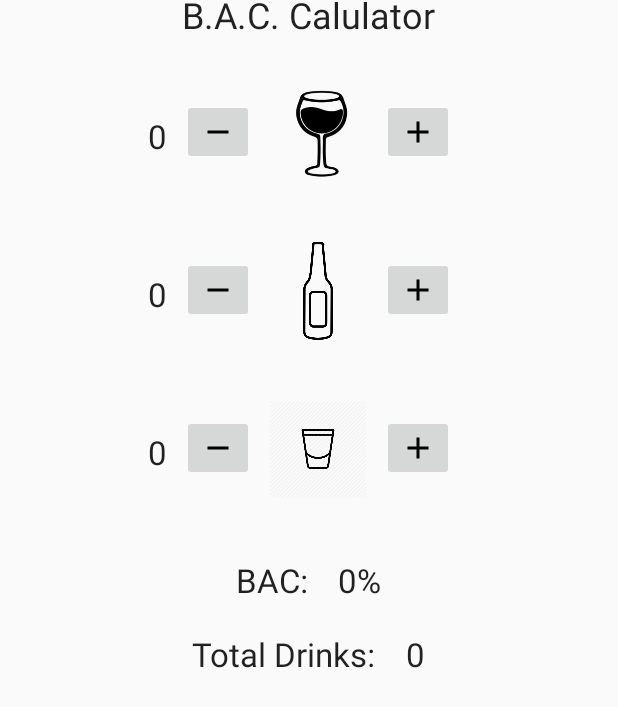
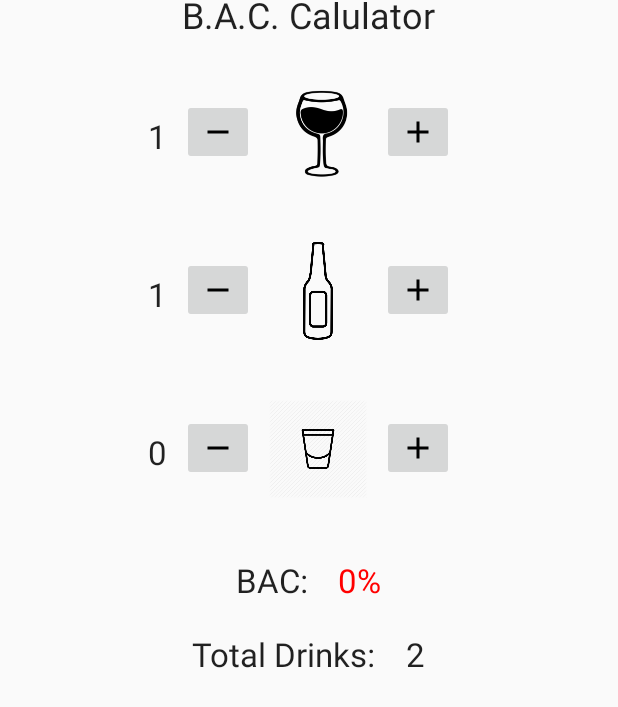
Before and after one commit to walshmryan/591-Group-Project, an Android app: the fragment BacActivity placed in its activity, in the side drawer, after a tap on "BAC Calculator", on a phone screen of 412 x 824 dp. Shown: the part 328-1035 px from the top of the screen. Run offline under Robolectric (Android 15) with nearby library versions, the phone set to English and light mode, and no system bars; our stand-ins replace Firebase (no records; nobody signed in at launch, a user with empty details on screens opened directly); pictures from the network do not load; 9 statements that could not run were skipped.

Commit message:
BAC stuff and layout

```diff
--- a/GotYourBAC/src/main/java/com/undergrads/ryan/BacActivity.java
+++ b/GotYourBAC/src/main/java/com/undergrads/ryan/BacActivity.java
@@ -21,6 +21,7 @@ import com.google.firebase.database.ValueEventListener;
 
 import java.text.DecimalFormat;
 import java.util.Date;
+import com.undergrads.ryan.CalculateBAC;
 
 /**
  * Calculate the blood alcohol content
@@ -52,6 +53,8 @@ public class BacActivity extends Fragment{
     private int weight;
     private final int FEMALE = 1;
     private final int MALE = 0;
+    private double bac = 0.0;
+    DecimalFormat dcmFormatter = new DecimalFormat("0.##");
 
     @Override
     public View onCreateView(LayoutInflater inflater, ViewGroup container, Bundle savedInstanceState) {
@@ -76,14 +79,17 @@ public class BacActivity extends Fragment{
         hardCounter = (TextView) v.findViewById(R.id.hardCounter);
 
         // initialize to zero on creation, check DB after if entries in there
-        totalHard = 0;
-        totalWine = 0;
-        totalBeer = 0;
-        total = 0;
+//        totalHard = 0;
+//        totalWine = 0;
+//        totalBeer = 0;
+//        total = 0;
 
+
+
+//        int[] weightAndGender = CalculateBAC.getWeightAndGender();
+//        weight = weightAndGender[0];
+//        gender = weightAndGender[1];
         final String uId = getUid(); //get current user id
-
-        // access the database and get the users sex and weight
         FirebaseDatabase.getInstance().getReference().child("users").child(uId)
                 .addListenerForSingleValueEvent(new ValueEventListener() {
                     // this value won't change so we are just going to listen for a single value event
@@ -111,17 +117,17 @@ public class BacActivity extends Fragment{
                                         Drinks drinkInfo = dataSnapshot.getValue(Drinks.class);
                                         //check to see if there are any entries, if not go with defaults
                                         // only count drink info if within a 12 hour time span
-                                        if(drinkInfo != null && !dateExpired(drinkInfo.getTimestamp(), 1)) {
-                                            totalHard = drinkInfo.getTotalHard();
-                                            totalWine = drinkInfo.getTotalWine();
-                                            totalBeer = drinkInfo.getTotalBeer();
-                                            setTotal();
+                                        if(drinkInfo != null && !CalculateBAC.dateExpired(drinkInfo.getTimestamp(), 1)) {
+                                            CalculateBAC.totalHard = drinkInfo.getTotalHard();
+                                            CalculateBAC.totalWine = drinkInfo.getTotalWine();
+                                            CalculateBAC.totalBeer = drinkInfo.getTotalBeer();
+                                            CalculateBAC.setTotal();
+                                            setViews();
+
 
                                             // set number of drinks here in case we loaded some from DB and set BAC
-                                            txtNumDrinks.setText(String.valueOf(getTotal()));
                                             Log.i("BAC", weight + "");
                                             Log.i("BAC", gender + "");
-                                            calculateBAC(weight, gender);
                                         }
                                     }
 
@@ -138,138 +144,123 @@ public class BacActivity extends Fragment{
                     }
                 });
 
+//        setViews();
+//        txtNumDrinks.setText(String.valueOf(CalculateBAC.getTotal()));
+//
+//
+//        bac = CalculateBAC.calculateBAC(weight, gender);
+//        txtBAC.setText(dcmFormatter.format(bac) + "%");
+//        setBACtxtColor(bac);
+
+
+
+
+
+
+
+
+
 
         // clicking + or - causes BAC and drink totals to be reset
         // if a categeory has 0 drinks pressing - will not do anything
         btnWineMinus.setOnClickListener(new OnClickListener() {
             @Override
             public void onClick(View v) {
-                if (totalWine - 1  >= 0){
-                    totalWine--;
-                    setTotal();
-                    calculateBAC(weight,gender);
+                if (CalculateBAC.totalWine - 1  >= 0){
+                    CalculateBAC.totalWine--;
+                    updateDrinkData();
+                    CalculateBAC.setTotal();
+                    setViews();
+                    bac = CalculateBAC.calculateBAC(weight,gender);
+                    txtBAC.setText(dcmFormatter.format(bac) + "%");
+                    setBACtxtColor(bac);
                 }
         }});
         btnWinePlus.setOnClickListener(new OnClickListener() {
             @Override
             public void onClick(View v) {
-                totalWine += 1;
-                setTotal();
-                calculateBAC(weight,gender);
+                CalculateBAC.totalWine += 1;
+                updateDrinkData();
+                CalculateBAC.setTotal();
+                setViews();
+                bac = CalculateBAC.calculateBAC(weight,gender);
+                txtBAC.setText(dcmFormatter.format(bac) + "%");
+                setBACtxtColor(bac);
             }});
 
         btnHardAlcoholMinus.setOnClickListener(new OnClickListener() {
             @Override
             public void onClick(View v) {
-                if (totalHard - 1  >= 0){
-                    totalHard--;
-                    setTotal();
-                    calculateBAC(weight,gender);
+                if (CalculateBAC.totalHard - 1  >= 0){
+                    CalculateBAC.totalHard--;
+                    updateDrinkData();
+                    CalculateBAC.setTotal();
+                    setViews();
+                    bac = CalculateBAC.calculateBAC(weight,gender);
+                    txtBAC.setText(dcmFormatter.format(bac) + "%");
+                    setBACtxtColor(bac);
                 }
             }});
         btnHardAlcoholPlus.setOnClickListener(new OnClickListener() {
             @Override
             public void onClick(View v) {
-                totalHard += 1;
-                setTotal();
-                calculateBAC(weight,gender);
+                CalculateBAC.totalHard += 1;
+                updateDrinkData();
+                CalculateBAC.setTotal();
+                setViews();
+                bac = CalculateBAC.calculateBAC(weight,gender);
+                txtBAC.setText(dcmFormatter.format(bac) + "%");
+                setBACtxtColor(bac);
             }});
 
         btnBeerMinus.setOnClickListener(new OnClickListener() {
             @Override
             public void onClick(View v) {
-                if (totalBeer - 1  >= 0){
-                    totalBeer--;
-                    setTotal();
-                    calculateBAC(weight,gender);
+                if (CalculateBAC.totalBeer - 1  >= 0){
+                    CalculateBAC.totalBeer--;
+                    updateDrinkData();
+                    CalculateBAC.setTotal();
+                    setViews();
+                    bac = CalculateBAC.calculateBAC(weight,gender);
+                    txtBAC.setText(dcmFormatter.format(bac) + "%");
+                    setBACtxtColor(bac);
                 }
             }});
         btnBeerPlus.setOnClickListener(new OnClickListener() {
             @Override
             public void onClick(View v) {
-                totalBeer+=1;
-                setTotal();
-                calculateBAC(weight,gender);
+                CalculateBAC.totalBeer+=1;
+                updateDrinkData();
+                CalculateBAC.setTotal();
+                setViews();
+                bac = CalculateBAC.calculateBAC(weight,gender);
+                txtBAC.setText(dcmFormatter.format(bac) + "%");
+                setBACtxtColor(bac);
             }});
+        setViews();
+        txtNumDrinks.setText(String.valueOf(CalculateBAC.getTotal()));
+
+
+        bac = CalculateBAC.calculateBAC(weight, gender);
+        txtBAC.setText(dcmFormatter.format(bac) + "%");
+        setBACtxtColor(bac);
 
         return v;
     }
 
 
-    // returns the constant based on if person is male (0) or female (1)
-    public double genderToGenderConstant(int gender){
-        double mConstant = 0.73;
-        double fConstant = 0.66;
+    public void setViews(){
+        txtNumDrinks.setText(Integer.toString(CalculateBAC.total));
+        wineCounter.setText(Integer.toString(CalculateBAC.totalWine));
+        beerCounter.setText(Integer.toString(CalculateBAC.totalBeer));
+        hardCounter.setText(Integer.toString(CalculateBAC.totalHard));
+        bac = CalculateBAC.calculateBAC(weight, gender);
+        txtBAC.setText(dcmFormatter.format(bac) + "%");
+        txtNumDrinks.setText(String.valueOf(CalculateBAC.getTotal()));
 
-        if (gender == FEMALE) {
-            return fConstant;
-        } else if (gender == MALE) {
-            return mConstant;
-        }
-        return 0.0;
-    }
-
-    // percentage of alcohol * num ounces * num of glasses
-    public double gOfWineConsumed(){return (5*.125*totalWine);}
-    public double gOfHardAlcoholConsumed() {return (1.5*.4*totalHard);}
-    public double gOfBeerConsumed(){
-        return (12*.06*totalBeer);
-    }
-
-    public void calculateBAC(double weight, int gender){
-
-        // updates drink totals to DB
-        FirebaseCall fb = new FirebaseCall();
-        fb.updateDrinkTotals(totalHard, totalWine, totalBeer);
-
-        // % BAC = (A x 5.14 / W x r) – .015 x H
-        // http://www.teamdui.com/bac-widmarks-formula/
-        double liqWeight = 5.14;
-        double avgAlcoholEliminationRate = .015;
-        DecimalFormat dcmFormatter = new DecimalFormat("0.##");
-        double num = (gOfWineConsumed() + gOfHardAlcoholConsumed() + gOfBeerConsumed())*liqWeight;
-        double den = weight*genderToGenderConstant(gender);
-        double bac = 0;
-        double hrsElapsed = (int)getTotalTimeInHrs();
-
-        if (den != 0){
-            bac = (num/den) - (avgAlcoholEliminationRate*hrsElapsed);
-        }
-
-        txtBAC.setText(dcmFormatter.format(bac) + "%");
-        setBACtxtColor(bac);
 
     }
 
-    public int getTotal(){
-        return total;
-    }
-
-    public double getTotalTimeInHrs(){
-        double time = stopwatch.elapsedTime();
-        return (time/3600);
-    }
-    public void setTotal(){
-        if (total <= 1){
-            // if there is one drink consumed start the stopwatch
-            stopwatch = new Stopwatch();
-        }
-
-        // total number of drinks consumed
-        total =  totalBeer + totalHard + totalWine;
-
-        // set totals
-        txtNumDrinks.setText(Integer.toString(total));
-        wineCounter.setText(Integer.toString(totalWine));
-        beerCounter.setText(Integer.toString(totalBeer));
-        hardCounter.setText(Integer.toString(totalHard));
-
-
-    }
-    // gets current user id
-    public String getUid() {
-        return FirebaseAuth.getInstance().getCurrentUser().getUid();
-    }
 
     public void setBACtxtColor(double bac)
     {
@@ -282,23 +273,12 @@ public class BacActivity extends Fragment{
             txtBAC.setTextColor(getResources().getColor(R.color.red));
         }
     }
+    public void updateDrinkData(){
+        FirebaseCall fb = new FirebaseCall();
+        fb.updateDrinkTotals(CalculateBAC.totalHard, CalculateBAC.totalWine, CalculateBAC.totalBeer);
+    }
 
-    // checks to see if the timestamp provided is over the hour thresholed proved
-    public boolean dateExpired(Date timestamp, int hourThreshold) {
-
-        long additionMilli = 1000 * 60 * 60 * hourThreshold;
-        Date expiredDate = new Date(timestamp.getTime() + additionMilli);
-
-        Log.i("DATE", timestamp.toString());
-        Log.i("DATE", expiredDate.toString());
-        Log.i("DATE", new Date().toString());
-
-        // if current time is before the expired time
-        if (new Date().after(expiredDate)) {
-            Log.i("DATE", "current time is after expired time");
-            return true;
-        } else {
-            return false;
-        }
+    public  String getUid() {
+        return FirebaseAuth.getInstance().getCurrentUser().getUid();
     }
 }
--- /dev/null
+++ b/GotYourBAC/src/main/java/com/undergrads/ryan/CalculateBAC.java
@@ -0,0 +1,173 @@
+package com.undergrads.ryan;
+
+import android.util.Log;
+
+import com.google.firebase.auth.FirebaseAuth;
+import com.google.firebase.database.DataSnapshot;
+import com.google.firebase.database.DatabaseError;
+import com.google.firebase.database.FirebaseDatabase;
+import com.google.firebase.database.ValueEventListener;
+
+import java.text.DecimalFormat;
+import java.util.Date;
+
+/**
+ * Created by Fionnan on 01/05/2017.
+ */
+
+public class CalculateBAC
+{
+    public static int totalHard = 0;
+    public static int totalWine = 0;
+    public static int totalBeer = 0;
+    public static int total = 0;
+    public static Stopwatch stopwatch;
+
+    public static int gender;
+    public static int weight;
+    public static final int FEMALE = 1;
+    public static final int MALE = 0;
+
+//    final static String uId = getUid(); //get current user id
+//
+//    public static int[] getWeightAndGender(){
+//        FirebaseDatabase.getInstance().getReference().child("users").child(uId)
+//                .addListenerForSingleValueEvent(new ValueEventListener() {
+//                    // this value won't change so we are just going to listen for a single value event
+//                    @Override
+//                    public void onDataChange(DataSnapshot dataSnapshot) {
+//                        // Get user information
+//                        Users user = dataSnapshot.getValue(Users.class);
+//                        // String currentUser = user.username;
+//                        weight = user.getWeight();
+//                        String g = user.getGender();
+//                        if (g.equals("Male")){
+//                            gender = 0;
+//                        }else{
+//                            gender = 1;
+//                        }
+//
+//
+//                        // once we got weight and gender, make another DB call
+//                        // get current values from the database in case user already entered info
+//                        FirebaseDatabase.getInstance().getReference().child("users").child(uId).child("drink-totals")
+//                                .addListenerForSingleValueEvent(new ValueEventListener() {
+//                                    @Override
+//                                    public void onDataChange(DataSnapshot dataSnapshot) {
+//
+//                                        Drinks drinkInfo = dataSnapshot.getValue(Drinks.class);
+//                                        //check to see if there are any entries, if not go with defaults
+//                                        // only count drink info if within a 12 hour time span
+//                                        if(drinkInfo != null && !dateExpired(drinkInfo.getTimestamp(), 1)) {
+//                                            totalHard = drinkInfo.getTotalHard();
+//                                            totalWine = drinkInfo.getTotalWine();
+//                                            totalBeer = drinkInfo.getTotalBeer();
+//                                            setTotal();
+//
+//                                            // set number of drinks here in case we loaded some from DB and set BAC
+//                                            Log.i("BAC", weight + "");
+//                                            Log.i("BAC", gender + "");
+//                                        }
+//                                    }
+//
+//                                    @Override
+//                                    public void onCancelled(DatabaseError databaseError) {
+//                                        Log.e("error","could not load drink info");
+//                                    }
+//                                });
+//                    }
+//
+//                    @Override
+//                    public void onCancelled(DatabaseError databaseError) {
+//                        Log.e("error","could not load user info");
+//                    }
+//                });
+//        int[] result = {weight, gender};
+//        return result;
+//    }
+
+//    public static String getUid() {
+//        return FirebaseAuth.getInstance().getCurrentUser().getUid();
+//    }
+
+    public static boolean dateExpired(Date timestamp, int hourThreshold) {
+
+        long additionMilli = 1000 * 60 * 60 * hourThreshold;
+        Date expiredDate = new Date(timestamp.getTime() + additionMilli);
+
+        Log.i("DATE", timestamp.toString());
+        Log.i("DATE", expiredDate.toString());
+        Log.i("DATE", new Date().toString());
+
+        // if current time is before the expired time
+        if (new Date().after(expiredDate)) {
+            Log.i("DATE", "current time is after expired time");
+            return true;
+        } else {
+            return false;
+        }
+    }
+
+    public static void setTotal(){
+        if (total <= 1){
+            // if there is one drink consumed start the stopwatch
+            stopwatch = new Stopwatch();
+        }
+
+        // total number of drinks consumed
+        total =  totalBeer + totalHard + totalWine;
+
+    }
+    public static int getTotal(){
+        return total;
+    }
+
+    public static double calculateBAC(double weight, int gender){
+
+        // updates drink totals to DB
+//        FirebaseCall fb = new FirebaseCall();
+//        fb.updateDrinkTotals(totalHard, totalWine, totalBeer);
+
+        // % BAC = (A x 5.14 / W x r) – .015 x H
+        // http://www.teamdui.com/bac-widmarks-formula/
+        double liqWeight = 5.14;
+        double avgAlcoholEliminationRate = .015;
+        DecimalFormat dcmFormatter = new DecimalFormat("0.##");
+        double num = (gOfWineConsumed() + gOfHardAlcoholConsumed() + gOfBeerConsumed())*liqWeight;
+        double den = weight*genderToGenderConstant(gender);
+        double bac = 0;
+        double hrsElapsed = (int)getTotalTimeInHrs();
+
+        if (den != 0){
+            bac = (num/den) - (avgAlcoholEliminationRate*hrsElapsed);
+        }
+
+        return bac;
+
+    }
+    public static double gOfWineConsumed(){return (5*.125*totalWine);}
+    public static double gOfHardAlcoholConsumed() {return (1.5*.4*totalHard);}
+    public static double gOfBeerConsumed(){
+        return (12*.06*totalBeer);
+    }
+
+    public static double genderToGenderConstant(int gender){
+        double mConstant = 0.73;
+        double fConstant = 0.66;
+
+        if (gender == FEMALE) {
+            return fConstant;
+        } else if (gender == MALE) {
+            return mConstant;
+        }
+        return 0.0;
+    }
+
+    public static double getTotalTimeInHrs(){
+        if(stopwatch == null){
+            stopwatch = new Stopwatch();
+        }
+        double time = stopwatch.elapsedTime();
+        return (time/3600);
+    }
+}
--- a/GotYourBAC/src/main/java/com/undergrads/ryan/HomeFragment.java
+++ b/GotYourBAC/src/main/java/com/undergrads/ryan/HomeFragment.java
@@ -26,6 +26,7 @@ import com.google.firebase.database.DatabaseReference;
 import com.google.firebase.database.FirebaseDatabase;
 import com.google.firebase.database.ValueEventListener;
 
+import java.text.DecimalFormat;
 import java.util.ArrayList;
 import java.util.List;
 import java.util.Locale;
@@ -42,6 +43,7 @@ public class HomeFragment extends Fragment {
     private TextView score3;
     private ProgressBar iconProgress;
     private ArrayList<Scores> scoreList;
+    private TextView BACLevel;
 
     private FirebaseAuth mAuth;
     private DatabaseReference mDatabase;
@@ -49,6 +51,11 @@ public class HomeFragment extends Fragment {
     private LocationManager lm;
     private LocationListener ll;
     final static String MYTAG = "LOCATION";
+
+    private int weight;
+    private int gender;
+    private double bac = 0.0;
+    DecimalFormat dcmFormatter = new DecimalFormat("0.##");
 
     // list of permissions we want
     private static final String[] LOCATION_PERMS = {
@@ -74,6 +81,7 @@ public class HomeFragment extends Fragment {
         score2 = (TextView) v.findViewById(R.id.score2);
         score3 = (TextView) v.findViewById(R.id.score3);
         iconProgress = (ProgressBar) v.findViewById(R.id.iconProgress);
+        BACLevel = (TextView)v.findViewById(R.id.BACLevel);
 
         // make everything empty till DB returns
         temperature.setText("");
@@ -113,10 +121,65 @@ public class HomeFragment extends Fragment {
          Fetches top scores from DB and display them
          */
         mAuth = FirebaseAuth.getInstance();
-        mDatabase = FirebaseDatabase.getInstance().getReference();
         final String uId = mAuth.getCurrentUser().getUid();
         scoreList = new ArrayList<Scores>();
+        FirebaseDatabase.getInstance().getReference().child("users").child(uId)
+                .addListenerForSingleValueEvent(new ValueEventListener() {
+                    // this value won't change so we are just going to listen for a single value event
+                    @Override
+                    public void onDataChange(DataSnapshot dataSnapshot) {
+                        // Get user information
+                        Users user = dataSnapshot.getValue(Users.class);
+                        // String currentUser = user.username;
+                        weight = user.getWeight();
+                        String g = user.getGender();
+                        if (g.equals("Male")){
+                            gender = 0;
+                        }else{
+                            gender = 1;
+                        }
 
+
+                        // once we got weight and gender, make another DB call
+                        // get current values from the database in case user already entered info
+                        FirebaseDatabase.getInstance().getReference().child("users").child(uId).child("drink-totals")
+                                .addListenerForSingleValueEvent(new ValueEventListener() {
+                                    @Override
+                                    public void onDataChange(DataSnapshot dataSnapshot) {
+
+                                        Drinks drinkInfo = dataSnapshot.getValue(Drinks.class);
+                                        //check to see if there are any entries, if not go with defaults
+                                        // only count drink info if within a 12 hour time span
+                                        if(drinkInfo != null && !CalculateBAC.dateExpired(drinkInfo.getTimestamp(), 1)) {
+                                            CalculateBAC.totalHard = drinkInfo.getTotalHard();
+                                            CalculateBAC.totalWine = drinkInfo.getTotalWine();
+                                            CalculateBAC.totalBeer = drinkInfo.getTotalBeer();
+                                            CalculateBAC.setTotal();
+                                            bac = CalculateBAC.calculateBAC(weight, gender);
+                                            BACLevel.setText(dcmFormatter.format(bac) + "%");
+                                            //setViews();
+
+
+                                            // set number of drinks here in case we loaded some from DB and set BAC
+                                            Log.i("BAC", weight + "");
+                                            Log.i("BAC", gender + "");
+                                        }
+                                    }
+
+                                    @Override
+                                    public void onCancelled(DatabaseError databaseError) {
+                                        Log.e("error","could not load drink info");
+                                    }
+                                });
+                    }
+
+                    @Override
+                    public void onCancelled(DatabaseError databaseError) {
+                        Log.e("error","could not load user info");
+                    }
+                });
+
+        mDatabase = FirebaseDatabase.getInstance().getReference();
         FirebaseDatabase.getInstance().getReference().child("scores").orderByValue()
                 .addListenerForSingleValueEvent(new ValueEventListener() {
                     @Override
```
Also changed, not shown: GotYourBAC/src/main/res/layout/fragment_home.xml (+26 -4 lines).
